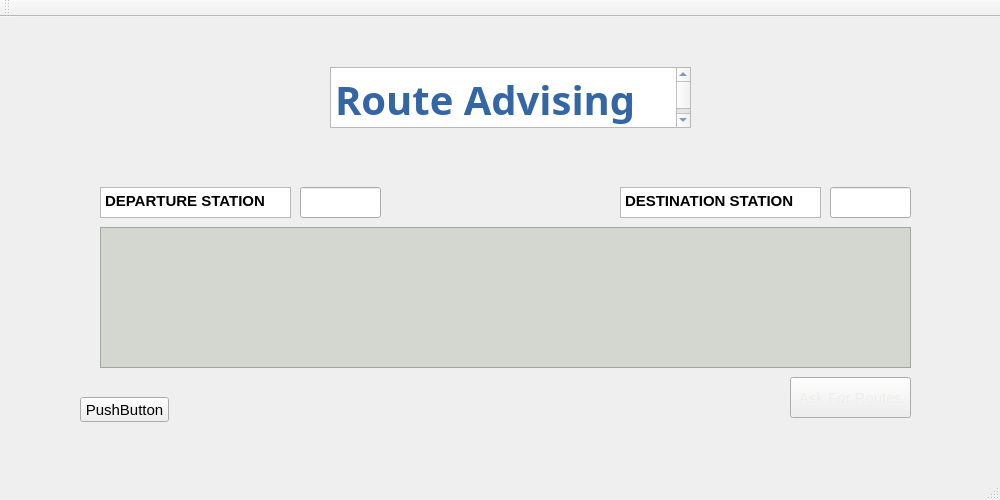
Qt form final_proj/mainwindow.ui (xavihart/CS241_QtProj) before a commit.
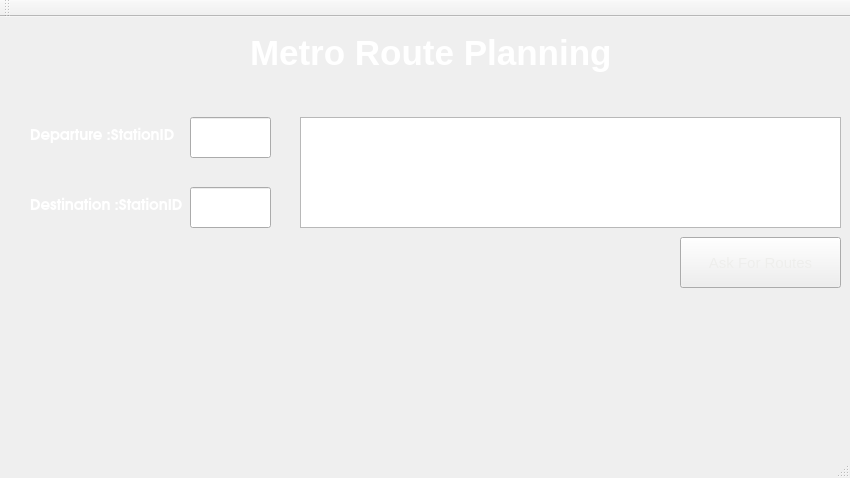
The same form after that commit.

Commit message: finish the uiof left 2 windows, work to be down: (1) polish ui (2) write report (3) add bar chart for the crowdness of each station

```diff
--- a/final_proj/mainwindow.ui
+++ b/final_proj/mainwindow.ui
@@ -6,8 +6,8 @@
    <rect>
     <x>0</x>
     <y>0</y>
-    <width>1000</width>
-    <height>500</height>
+    <width>850</width>
+    <height>478</height>
    </rect>
   </property>
   <property name="font">
@@ -22,10 +22,10 @@
    <widget class="QPushButton" name="pushButton">
     <property name="geometry">
      <rect>
-      <x>790</x>
-      <y>360</y>
-      <width>121</width>
-      <height>41</height>
+      <x>680</x>
+      <y>220</y>
+      <width>161</width>
+      <height>51</height>
      </rect>
     </property>
     <property name="cursor">
@@ -38,51 +38,36 @@
      <string>Ask For Routes</string>
     </property>
    </widget>
-   <widget class="QPushButton" name="pushButton_2">
-    <property name="geometry">
-     <rect>
-      <x>80</x>
-      <y>380</y>
-      <width>89</width>
-      <height>25</height>
-     </rect>
-    </property>
-    <property name="font">
-     <font>
-      <pointsize>11</pointsize>
-     </font>
-    </property>
-    <property name="text">
-     <string>PushButton</string>
-    </property>
-   </widget>
    <widget class="QLineEdit" name="start">
     <property name="geometry">
      <rect>
-      <x>300</x>
-      <y>170</y>
+      <x>190</x>
+      <y>100</y>
       <width>81</width>
-      <height>31</height>
+      <height>41</height>
      </rect>
     </property>
+    <property name="styleSheet">
+     <string notr="true"/>
+    </property>
    </widget>
    <widget class="QLineEdit" name="dest">
     <property name="geometry">
      <rect>
-      <x>830</x>
+      <x>190</x>
       <y>170</y>
       <width>81</width>
-      <height>31</height>
+      <height>41</height>
      </rect>
     </property>
    </widget>
    <widget class="QTextEdit" name="showroute">
     <property name="geometry">
      <rect>
-      <x>100</x>
-      <y>210</y>
-      <width>811</width>
-      <height>141</height>
+      <x>300</x>
+      <y>100</y>
+      <width>541</width>
+      <height>111</height>
      </rect>
     </property>
     <property name="font">
@@ -93,8 +78,7 @@
      </font>
     </property>
     <property name="styleSheet">
-     <string notr="true">background-color: rgb(211, 215, 207);
-color: rgb(32, 74, 135);</string>
+     <string notr="true">color: rgb(136, 138, 133);</string>
     </property>
     <property name="html">
      <string>&lt;!DOCTYPE HTML PUBLIC &quot;-//W3C//DTD HTML 4.0//EN&quot; &quot;http://www.w3.org/TR/REC-html40/strict.dtd&quot;&gt;
@@ -104,58 +88,6 @@
 &lt;p style=&quot;-qt-paragraph-type:empty; margin-top:0px; margin-bottom:0px; margin-left:0px; margin-right:0px; -qt-block-indent:0; text-indent:0px;&quot;&gt;&lt;br /&gt;&lt;/p&gt;&lt;/body&gt;&lt;/html&gt;</string>
     </property>
    </widget>
-   <widget class="QPlainTextEdit" name="plainTextEdit">
-    <property name="geometry">
-     <rect>
-      <x>330</x>
-      <y>50</y>
-      <width>361</width>
-      <height>61</height>
-     </rect>
-    </property>
-    <property name="font">
-     <font>
-      <family>Source Code Pro</family>
-      <pointsize>30</pointsize>
-      <weight>75</weight>
-      <italic>false</italic>
-      <bold>true</bold>
-      <underline>false</underline>
-      <stylestrategy>PreferDefault</stylestrategy>
-     </font>
-    </property>
-    <property name="cursor" stdset="0">
-     <cursorShape>ArrowCursor</cursorShape>
-    </property>
-    <property name="layoutDirection">
-     <enum>Qt::LeftToRight</enum>
-    </property>
-    <property name="styleSheet">
-     <string notr="true">color: rgb(52, 101, 164);</string>
-    </property>
-    <property name="documentTitle">
-     <string/>
-    </property>
-    <property name="plainText">
-     <string>Route Advising</string>
-    </property>
-    <property name="overwriteMode">
-     <bool>false</bool>
-    </property>
-   </widget>
-   <widget class="QLabel" name="map">
-    <property name="geometry">
-     <rect>
-      <x>40</x>
-      <y>10</y>
-      <width>861</width>
-      <height>431</height>
-     </rect>
-    </property>
-    <property name="text">
-     <string/>
-    </property>
-   </widget>
    <widget class="QLabel" name="label_2">
     <property name="geometry">
      <rect>
@@ -169,76 +101,99 @@
      <string/>
     </property>
    </widget>
-   <widget class="QPlainTextEdit" name="plainTextEdit_2">
-    <property name="geometry">
-     <rect>
-      <x>100</x>
-      <y>170</y>
-      <width>191</width>
-      <height>31</height>
-     </rect>
-    </property>
-    <property name="font">
-     <font>
-      <weight>75</weight>
-      <italic>false</italic>
-      <bold>true</bold>
-      <underline>false</underline>
-      <stylestrategy>PreferAntialias</stylestrategy>
-     </font>
-    </property>
-    <property name="layoutDirection">
-     <enum>Qt::LeftToRight</enum>
-    </property>
-    <property name="documentTitle">
-     <string/>
-    </property>
-    <property name="plainText">
-     <string>DEPARTURE STATION</string>
-    </property>
-    <property name="overwriteMode">
-     <bool>false</bool>
-    </property>
-   </widget>
-   <widget class="QPlainTextEdit" name="plainTextEdit_3">
-    <property name="geometry">
-     <rect>
-      <x>620</x>
-      <y>170</y>
-      <width>201</width>
-      <height>31</height>
-     </rect>
-    </property>
-    <property name="font">
-     <font>
-      <weight>75</weight>
-      <italic>false</italic>
-      <bold>true</bold>
-      <underline>false</underline>
-      <stylestrategy>PreferAntialias</stylestrategy>
-     </font>
-    </property>
-    <property name="layoutDirection">
-     <enum>Qt::LeftToRight</enum>
-    </property>
-    <property name="documentTitle">
-     <string/>
-    </property>
-    <property name="plainText">
-     <string>DESTINATION STATION</string>
-    </property>
-    <property name="overwriteMode">
-     <bool>false</bool>
-    </property>
-   </widget>
    <widget class="QLabel" name="logo">
     <property name="geometry">
      <rect>
-      <x>20</x>
+      <x>590</x>
+      <y>220</y>
+      <width>61</width>
+      <height>51</height>
+     </rect>
+    </property>
+    <property name="text">
+     <string/>
+    </property>
+   </widget>
+   <widget class="QLabel" name="label">
+    <property name="geometry">
+     <rect>
+      <x>250</x>
       <y>10</y>
-      <width>111</width>
-      <height>111</height>
+      <width>371</width>
+      <height>51</height>
      </rect>
+    </property>
+    <property name="font">
+     <font>
+      <pointsize>26</pointsize>
+      <weight>75</weight>
+      <bold>true</bold>
+     </font>
+    </property>
+    <property name="styleSheet">
+     <string notr="true">color: rgb(255, 255, 255);</string>
+    </property>
+    <property name="text">
+     <string>Metro Route Planning</string>
+    </property>
+   </widget>
+   <widget class="QLabel" name="label_4">
+    <property name="geometry">
+     <rect>
+      <x>30</x>
+      <y>110</y>
+      <width>151</width>
+      <height>17</height>
+     </rect>
+    </property>
+    <property name="font">
+     <font>
+      <family>TeX Gyre Adventor</family>
+      <weight>75</weight>
+      <bold>true</bold>
+     </font>
+    </property>
+    <property name="styleSheet">
+     <string notr="true">color: rgb(255, 255, 255);</string>
+    </property>
+    <property name="text">
+     <string>Departure :StationID</string>
+    </property>
+   </widget>
+   <widget class="QLabel" name="label_5">
+    <property name="geometry">
+     <rect>
+      <x>30</x>
+      <y>180</y>
+      <width>161</width>
+      <height>17</height>
+     </rect>
+    </property>
+    <property name="font">
+     <font>
+      <family>TeX Gyre Adventor</family>
+      <weight>75</weight>
+      <bold>true</bold>
+     </font>
+    </property>
+    <property name="styleSheet">
+     <string notr="true">color: rgb(255, 255, 255);</string>
+    </property>
+    <property name="text">
+     <string>Destination :StationID</string>
+    </property>
+   </widget>
+   <widget class="QLabel" name="bkg">
+    <property name="geometry">
+     <rect>
+      <x>0</x>
+      <y>0</y>
+      <width>881</width>
+      <height>421</height>
+     </rect>
+    </property>
+    <property name="styleSheet">
+     <string notr="true">color: rgb(238, 238, 236);</string>
     </property>
     <property name="text">
      <string/>
```
Left out of the diff: 13 changed lines with no effect on the pictures. The commit also changes 19 other files.
